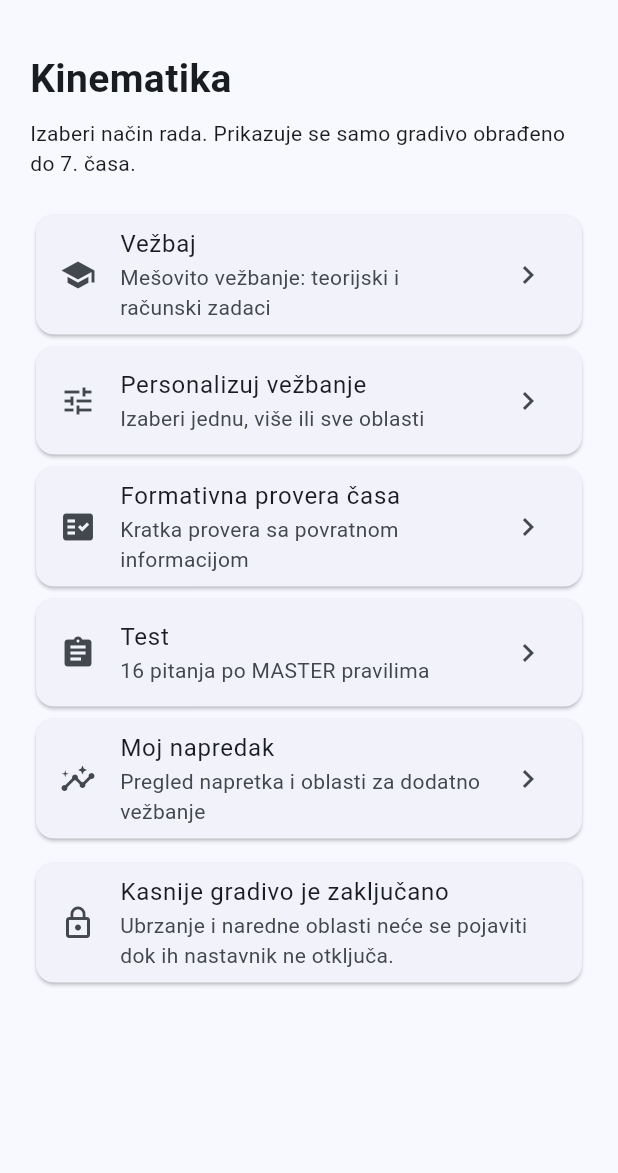
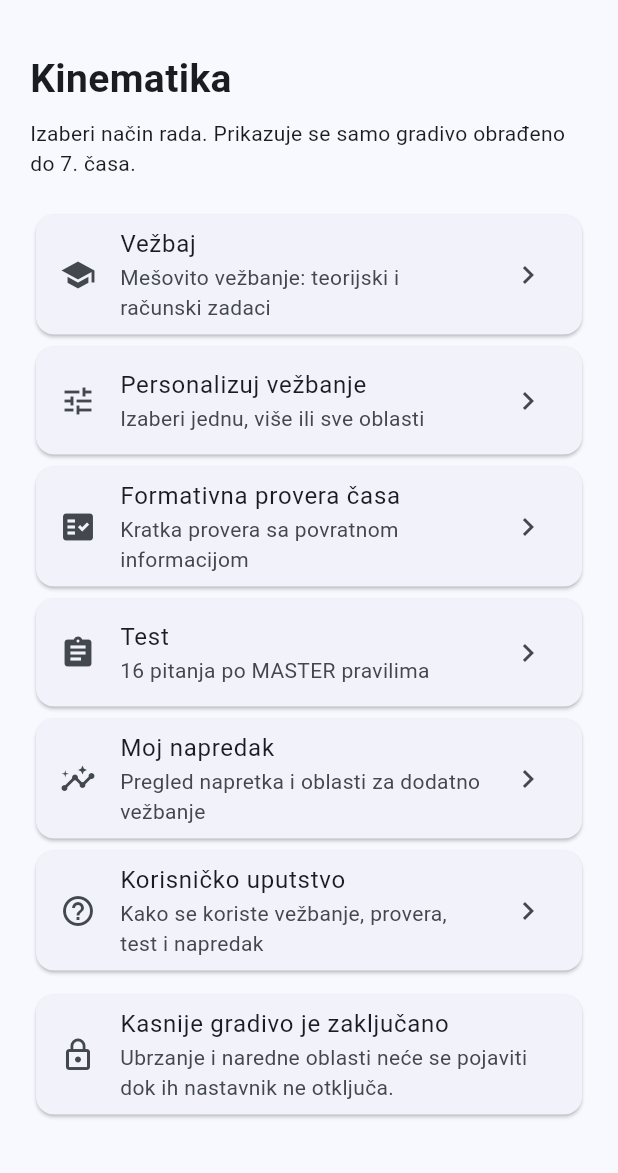
Before and after one commit to skillerror-gif/Fizika-inicijalni-app, a Flutter app: the screen it shows after launch, on a phone screen of 412 x 824 dp, the part 63-1236 px from its top. Run offline on Flutter 3.47's test engine with Material 3 defaults, Android fonts, the phone set to English and light mode, and no system bars; our stand-ins replace sqflite; missing offline and left inert: cryptography; accounts and stored records are empty; network calls fail.

Commit message:
K7.7 expose user guide from home screen

```diff
--- a/lib/presentation/screens/home_screen.dart
+++ b/lib/presentation/screens/home_screen.dart
@@ -5,6 +5,7 @@
 import '../../domain/progress_store.dart';
 import '../../domain/master_test_generator.dart';
 import '../widgets/visual_question_panel.dart';
+import 'user_guide_screen.dart';
 
 class AppQuestion {
   AppQuestion(this.id,this.lessonId,this.subdomain,this.stem,this.options,this.correct,this.explanation,this.unlock,this.difficulty,this.nature,this.representation,this.subdomainId,this.equivalenceGroup,this.media);
@@ -66,6 +67,7 @@
       _HomeCard(icon:Icons.fact_check,title:'Formativna provera časa',subtitle:'Kratka provera sa povratnom informacijom',onTap:()=>Navigator.push(context,MaterialPageRoute(builder:(_)=>FormativeLessonScreen(allQuestions:qs)))),
       _HomeCard(icon:Icons.assignment,title:'Test',subtitle:'16 pitanja po MASTER pravilima',onTap:()=>_openMasterTest(context,qs)),
       _HomeCard(icon:Icons.insights,title:'Moj napredak',subtitle:'Pregled napretka i oblasti za dodatno vežbanje',onTap:()=>Navigator.push(context,MaterialPageRoute(builder:(_)=>ProgressScreen(allQuestions:qs)))),
+      _HomeCard(icon:Icons.help_outline,title:'Korisničko uputstvo',subtitle:'Kako se koriste vežbanje, provera, test i napredak',onTap:()=>Navigator.push(context,MaterialPageRoute(builder:(_)=>const UserGuideScreen()))),
       const SizedBox(height:8),const Card(child:ListTile(leading:Icon(Icons.lock_outline),title:Text('Kasnije gradivo je zaključano'),subtitle:Text('Ubrzanje i naredne oblasti neće se pojaviti dok ih nastavnik ne otključa.')))
     ]);
   }));
```
